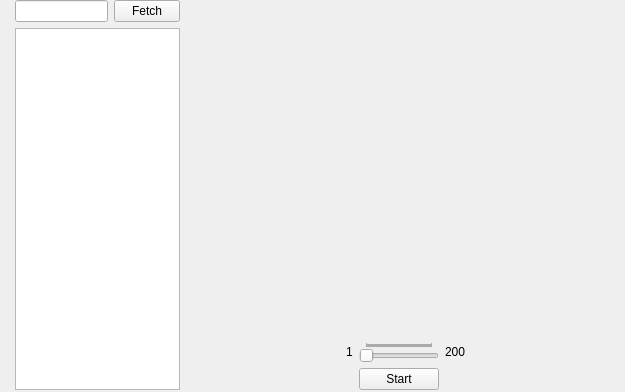
The window that mainwindow.ui (alisantouri1993/FortuneWheel) describes before a commit, drawn with Qt 5.
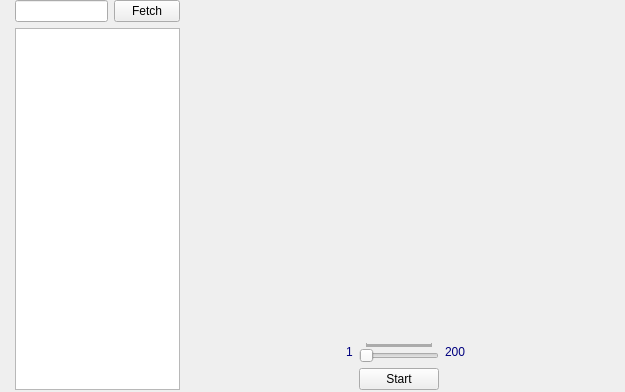
The same window after the commit. Custom widgets are drawn as their Qt base class.

The edit to the form file:
```diff
--- a/mainwindow.ui
+++ b/mainwindow.ui
@@ -182,6 +182,9 @@
          </item>
          <item row="0" column="1">
           <widget class="QLabel" name="label_Min">
+           <property name="styleSheet">
+            <string notr="true">color: rgb(0, 0, 127);</string>
+           </property>
            <property name="text">
             <string>1</string>
            </property>
@@ -207,6 +210,9 @@
          </property>
          <item row="0" column="0">
           <widget class="QLabel" name="label_Max">
+           <property name="styleSheet">
+            <string notr="true">color: rgb(0, 0, 127);</string>
+           </property>
            <property name="text">
             <string>200</string>
            </property>
```
